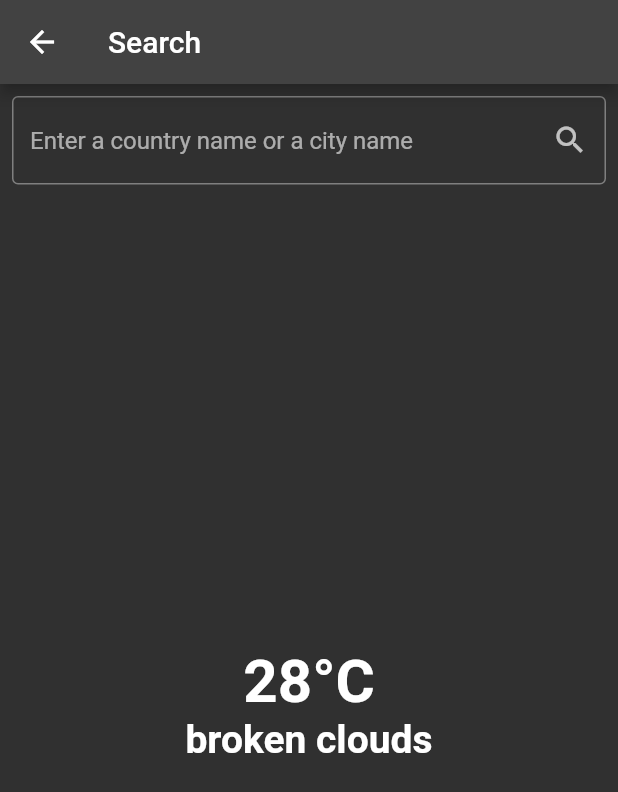
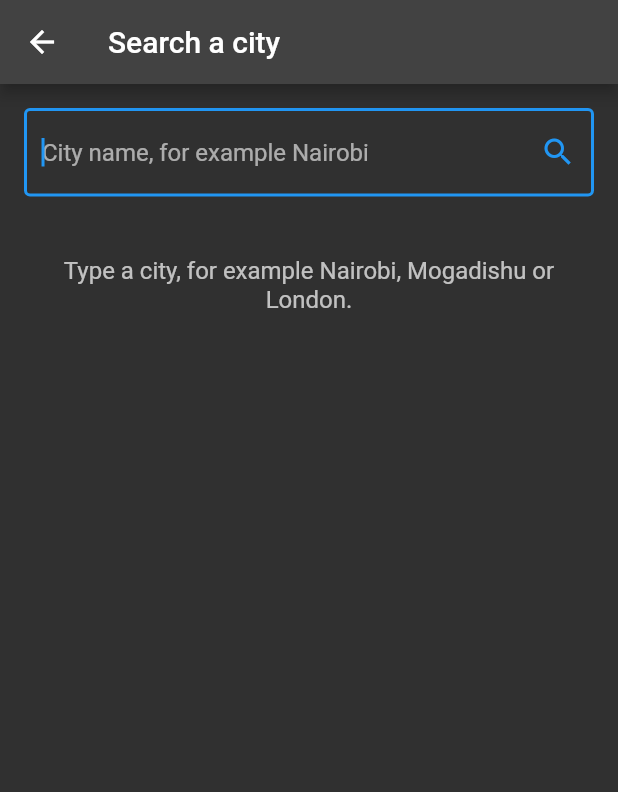
Before and after one commit to nainezz/weatherApp, a Flutter app: the screen it shows after launch, after a tap on the "search" icon, on a phone screen of 412 x 824 dp. Shown: the top 792 px of the screen. Run offline on Flutter 3.47's test engine with Material 2 defaults, Android fonts, the phone set to English and light mode, and no system bars; our stand-ins replace geolocator; network calls fail.

Commit message:
Show the weather and make city search work
- Load the weather for the user's location when the app opens
- Show temperature, conditions icon, high/low, feels-like, humidity and wind
- Connect the search screen to OpenWeatherMap by city name
- Clear messages for blocked location, unknown city, inactive key and no connection
- Pull to refresh; keep the Somali welcome text and background
- Add a build check workflow for branches

Co-Authored-By: Claude Opus 5.5 <noreply@anthropic.com>
Claude-Session: https://claude.ai/code/session_01XRaeiTfYR4KwmHLGNcGX5S

```diff
--- a/lib/screen/home.dart
+++ b/lib/screen/home.dart
@@ -1,53 +1,108 @@
 import 'package:flutter/material.dart';
-import 'package:geolocator/geolocator.dart';
 import 'package:weather/screen/search.dart';
-import 'package:http/http.dart' as http;
-import 'package:weather/secrets.dart';
+import 'package:weather/weather_service.dart';
+import 'package:weather/widgets/weather_view.dart';
+
+const backgroundImage =
+    'https://i.pinimg.com/originals/7e/b6/6d/7eb66d739c10bc4b32fc8fd45628901f.png';
 
 class HomeScreen extends StatefulWidget {
   const HomeScreen({Key? key}) : super(key: key);
 
   @override
-  // ignore: library_private_types_in_public_api
-  _HomeScreenState createState() => _HomeScreenState();
+  State<HomeScreen> createState() => _HomeScreenState();
 }
 
 class _HomeScreenState extends State<HomeScreen> {
+  Weather? _weather;
+  String? _error;
+  bool _loading = true;
+
+  @override
+  void initState() {
+    super.initState();
+    _loadLocation();
+  }
+
+  Future<void> _loadLocation() async {
+    setState(() {
+      _loading = true;
+      _error = null;
+    });
+    try {
+      final weather = await WeatherService.forCurrentLocation();
+      if (!mounted) return;
+      setState(() {
+        _weather = weather;
+        _loading = false;
+      });
+    } catch (e) {
+      if (!mounted) return;
+      setState(() {
+        _error = e is WeatherException
+            ? e.message
+            : 'Something went wrong. Try again.';
+        _loading = false;
+      });
+    }
+  }
+
+  void _openSearch() {
+    Navigator.push(
+      context,
+      MaterialPageRoute(builder: (_) => const SearchScreen()),
+    );
+  }
+
+  Widget _content() {
+    if (_loading) {
+      return Column(
+        mainAxisSize: MainAxisSize.min,
+        children: const [
+          CircularProgressIndicator(color: Colors.white),
+          SizedBox(height: 16),
+          Text('Finding the weather where you are…',
+              style: TextStyle(color: Colors.white70, fontSize: 16)),
+        ],
+      );
+    }
+    if (_error != null) {
+      return Column(
+        mainAxisSize: MainAxisSize.min,
+        children: [
+          MessageView(
+              message: _error!,
+              actionLabel: 'Try again',
+              onAction: _loadLocation),
+          const SizedBox(height: 10),
+          TextButton.icon(
+            onPressed: _openSearch,
+            icon: const Icon(Icons.search),
+            label: const Text('Search a city'),
+          ),
+        ],
+      );
+    }
+    return WeatherView(weather: _weather!);
+  }
+
   @override
   Widget build(BuildContext context) {
     return Scaffold(
       extendBodyBehindAppBar: true,
       appBar: AppBar(
-        title: const Text('CilimoSheeg'),
+        title: const Text('CimiloSheeg'),
         actions: [
           IconButton(
-            onPressed: () async {
-              LocationPermission permission =
-                  await Geolocator.checkPermission();
-              if (permission == LocationPermission.denied) {
-                permission = await Geolocator.requestPermission();
-                if (permission == LocationPermission.denied) {
-                  return Future.error('Location permissions are denied');
-                }
-              }
-              Position position = await Geolocator.getCurrentPosition(
-                  desiredAccuracy: LocationAccuracy.high);
-              print(position.latitude);
-              var response = await http.get(Uri.parse(
-                  'https://api.openweathermap.org/data/2.5/weather?lat=${position.latitude}&lon=${position.longitude}&appid=$openWeatherApiKey&units=metric'));
-              print(response.body);
-            },
-            icon: const Icon(Icons.pin_drop),
+            tooltip: 'Weather where I am',
+            onPressed: _loading ? null : _loadLocation,
+            icon: const Icon(Icons.my_location),
           ),
           IconButton(
-            onPressed: () {
-              Navigator.push(
-                context,
-                MaterialPageRoute(builder: (_) => SearchScreen()),
-              );
-            },
+            tooltip: 'Search a city',
+            onPressed: _openSearch,
             icon: const Icon(Icons.search),
-          )
+          ),
         ],
         backgroundColor: Colors.transparent,
         elevation: 0,
@@ -61,54 +116,67 @@ class _HomeScreenState extends State<HomeScreen> {
               Colors.black.withOpacity(0.5),
               BlendMode.srcOver,
             ),
-            image: const NetworkImage(
-              'https://i.pinimg.com/originals/7e/b6/6d/7eb66d739c10bc4b32fc8fd45628901f.png',
-            ),
+            image: const NetworkImage(backgroundImage),
           ),
         ),
         child: SafeArea(
+          child: RefreshIndicator(
+            onRefresh: _loadLocation,
+            child: LayoutBuilder(
+              builder: (context, constraints) => SingleChildScrollView(
+                physics: const AlwaysScrollableScrollPhysics(),
+                padding: const EdgeInsets.all(20),
+                child: ConstrainedBox(
+                  constraints:
+                      BoxConstraints(minHeight: constraints.maxHeight - 40),
                   child: Center(
                     child: Column(
                       mainAxisAlignment: MainAxisAlignment.center,
-                children: const [
-                  Text(
+                      children: [
+                        const Text(
                           'Kusoo dhawaaw',
                           style: TextStyle(
                               color: Colors.white,
                               fontWeight: FontWeight.w200,
                               fontSize: 20),
                         ),
-                  Text(
+                        const Text(
                           'CimiloSheeg App 🌦️',
                           style: TextStyle(
                               color: Colors.white,
                               fontWeight: FontWeight.bold,
                               fontSize: 24),
                         ),
-                ]),
+                        const SizedBox(height: 28),
+                        _content(),
+                      ],
+                    ),
+                  ),
+                ),
+              ),
+            ),
           ),
         ),
       ),
       floatingActionButton: FloatingActionButton(
+        tooltip: 'About this app',
         onPressed: () {
           showDialog(
             context: context,
             barrierDismissible: false,
             builder: (_) => AlertDialog(
-              title: Text('CimiloSheeg App'),
-              content: Text(
+              title: const Text('CimiloSheeg App'),
+              content: const Text(
                   'CimiloSheeg waa Application loogu talo galay muujiyo cimilida'),
               actions: [
                 TextButton(
-                    onPressed: () {
-                      Navigator.pop(context);
-                    },
-                    child: Text(' ok got it'))
+                    onPressed: () => Navigator.pop(context),
+                    child: const Text('Ok, got it'))
               ],
             ),
           );
         },
-        child: Icon(Icons.info_outline),
+        child: const Icon(Icons.info_outline),
       ),
     );
   }
--- a/lib/screen/search.dart
+++ b/lib/screen/search.dart
@@ -1,42 +1,105 @@
-// ignore_for_file: prefer_const_constructors
+import 'package:flutter/material.dart';
+import 'package:weather/weather_service.dart';
+import 'package:weather/widgets/weather_view.dart';
 
-import 'package:flutter/material.dart';
+class SearchScreen extends StatefulWidget {
+  const SearchScreen({Key? key}) : super(key: key);
 
-class SearchScreen extends StatelessWidget {
-  const SearchScreen({Key? key}) : super(key: key);
+  @override
+  State<SearchScreen> createState() => _SearchScreenState();
+}
+
+class _SearchScreenState extends State<SearchScreen> {
+  final _controller = TextEditingController();
+  Weather? _weather;
+  String? _error;
+  bool _loading = false;
+
+  @override
+  void dispose() {
+    _controller.dispose();
+    super.dispose();
+  }
+
+  Future<void> _search() async {
+    final city = _controller.text.trim();
+    if (city.isEmpty) {
+      setState(() => _error = 'Enter a city name.');
+      return;
+    }
+    FocusScope.of(context).unfocus();
+    setState(() {
+      _loading = true;
+      _error = null;
+    });
+    try {
+      final weather = await WeatherService.forCity(city);
+      if (!mounted) return;
+      setState(() {
+        _weather = weather;
+        _loading = false;
+      });
+    } catch (e) {
+      if (!mounted) return;
+      setState(() {
+        _weather = null;
+        _error = e is WeatherException
+            ? e.message
+            : 'Something went wrong. Try again.';
+        _loading = false;
+      });
+    }
+  }
+
+  Widget _result() {
+    if (_loading) {
+      return const CircularProgressIndicator();
+    }
+    if (_error != null) {
+      return MessageView(message: _error!);
+    }
+    if (_weather != null) {
+      return WeatherView(weather: _weather!);
+    }
+    return const Text(
+      'Type a city, for example Nairobi, Mogadishu or London.',
+      textAlign: TextAlign.center,
+      style: TextStyle(fontSize: 16, color: Colors.white70),
+    );
+  }
 
   @override
   Widget build(BuildContext context) {
     return Scaffold(
-      appBar: AppBar(
-        title: Text('Search'),
-      ),
-      body: Padding(
-        padding: const EdgeInsets.all(8.0),
-        child: Column(children: [
-          TextField(
-            decoration: InputDecoration(
-                suffixIcon: Icon(Icons.search),
-                border: OutlineInputBorder(),
-                hintText: "Enter a country name or a city name"),
-          ),
-          Expanded(
-            child: Column(
-              mainAxisAlignment: MainAxisAlignment.center,
-              // ignore: prefer_const_literals_to_create_immutables
-              children: [
-                Text(
-                  '28°C',
-                  style: TextStyle(fontSize: 40, fontWeight: FontWeight.bold),
+      appBar: AppBar(title: const Text('Search a city')),
+      body: SafeArea(
+        child: ListView(
+          padding: const EdgeInsets.all(16),
+          children: [
+            TextField(
+              controller: _controller,
+              autofocus: true,
+              textInputAction: TextInputAction.search,
+              onSubmitted: (_) => _search(),
+              onChanged: (_) {
+                if (_error == 'Enter a city name.') {
+                  setState(() => _error = null);
+                }
+              },
+              decoration: InputDecoration(
+                border: const OutlineInputBorder(),
+                hintText: 'City name, for example Nairobi',
+                suffixIcon: IconButton(
+                  tooltip: 'Search',
+                  icon: const Icon(Icons.search),
+                  onPressed: _loading ? null : _search,
                 ),
-                Text(
-                  'broken clouds',
-                  style: TextStyle(fontSize: 26, fontWeight: FontWeight.bold),
-                ),
-              ],
+              ),
             ),
-          )
-        ]),
+            const SizedBox(height: 40),
+            Center(child: _result()),
+          ],
+        ),
       ),
     );
   }
--- /dev/null
+++ b/lib/weather_service.dart
@@ -0,0 +1,140 @@
+import 'dart:convert';
+
+import 'package:geolocator/geolocator.dart';
+import 'package:http/http.dart' as http;
+import 'package:weather/secrets.dart';
+
+/// Current weather for one place, as returned by OpenWeatherMap.
+class Weather {
+  final String place;
+  final String country;
+  final double temp;
+  final double feelsLike;
+  final double tempMin;
+  final double tempMax;
+  final int humidity;
+  final double windSpeed; // metres per second
+  final String description;
+  final String icon;
+
+  const Weather({
+    required this.place,
+    required this.country,
+    required this.temp,
+    required this.feelsLike,
+    required this.tempMin,
+    required this.tempMax,
+    required this.humidity,
+    required this.windSpeed,
+    required this.description,
+    required this.icon,
+  });
+
+  factory Weather.fromJson(Map<String, dynamic> json) {
+    final main = json['main'] as Map<String, dynamic>;
+    final wind = (json['wind'] ?? {}) as Map<String, dynamic>;
+    final sys = (json['sys'] ?? {}) as Map<String, dynamic>;
+    final list = (json['weather'] ?? []) as List<dynamic>;
+    final first =
+        list.isNotEmpty ? list.first as Map<String, dynamic> : <String, dynamic>{};
+    return Weather(
+      place: (json['name'] ?? '') as String,
+      country: (sys['country'] ?? '') as String,
+      temp: (main['temp'] as num).toDouble(),
+      feelsLike: (main['feels_like'] as num).toDouble(),
+      tempMin: (main['temp_min'] as num).toDouble(),
+      tempMax: (main['temp_max'] as num).toDouble(),
+      humidity: (main['humidity'] as num).toInt(),
+      windSpeed: ((wind['speed'] ?? 0) as num).toDouble(),
+      description: (first['description'] ?? '') as String,
+      icon: (first['icon'] ?? '01d') as String,
+    );
+  }
+
+  /// Image for the current conditions, served by OpenWeatherMap.
+  String get iconUrl => 'https://openweathermap.org/img/wn/$icon@4x.png';
+}
+
+/// An error with a message that is safe to show to the user.
+class WeatherException implements Exception {
+  final String message;
+  const WeatherException(this.message);
+
+  @override
+  String toString() => message;
+}
+
+class WeatherService {
+  static const _base = 'https://api.openweathermap.org/data/2.5/weather';
+
+  /// Weather where the user is now. Asks for location permission if needed.
+  static Future<Weather> forCurrentLocation() async {
+    LocationPermission permission;
+    try {
+      permission = await Geolocator.checkPermission();
+      if (permission == LocationPermission.denied) {
+        permission = await Geolocator.requestPermission();
+      }
+    } catch (_) {
+      throw const WeatherException(
+          'Location isn\'t available here. Search for a city instead.');
+    }
+    if (permission == LocationPermission.denied ||
+        permission == LocationPermission.deniedForever) {
+      throw const WeatherException(
+          'Location access is blocked. Allow it in your browser settings, '
+          'or search for a city instead.');
+    }
+
+    Position position;
+    try {
+      position = await Geolocator.getCurrentPosition(
+        desiredAccuracy: LocationAccuracy.medium,
+        timeLimit: const Duration(seconds: 20),
+      );
+    } catch (_) {
+      throw const WeatherException(
+          'Couldn\'t find your location. Search for a city instead.');
+    }
+    return _fetch('lat=${position.latitude}&lon=${position.longitude}');
+  }
+
+  /// Weather for a city name, for example "Nairobi" or "London, GB".
+  static Future<Weather> forCity(String city) async {
+    final name = city.trim();
+    if (name.isEmpty) {
+      throw const WeatherException('Enter a city name.');
+    }
+    return _fetch('q=${Uri.encodeQueryComponent(name)}');
+  }
+
+  static Future<Weather> _fetch(String query) async {
+    final uri =
+        Uri.parse('$_base?$query&appid=$openWeatherApiKey&units=metric');
+    http.Response response;
+    try {
+      response = await http.get(uri).timeout(const Duration(seconds: 15));
+    } catch (_) {
+      throw const WeatherException(
+          'Couldn\'t reach the weather service. Check your connection and try again.');
+    }
+
+    if (response.statusCode == 200) {
+      return Weather.fromJson(jsonDecode(response.body) as Map<String, dynamic>);
+    }
+    if (response.statusCode == 404) {
+      throw const WeatherException(
+          'City not found. Check the spelling and try again.');
+    }
+    if (response.statusCode == 401) {
+      throw const WeatherException(
+          'The weather key isn\'t active yet. New keys can take up to 2 hours.');
+    }
+    if (response.statusCode == 429) {
+      throw const WeatherException(
+          'Too many requests right now. Try again in a minute.');
+    }
+    throw WeatherException(
+        'The weather service had a problem (${response.statusCode}). Try again.');
+  }
+}
```
Also changed, not shown: lib/widgets/weather_view.dart (added, +140 -0 lines), 3 other files. Lines whose indentation alone changed are shown as unchanged.
